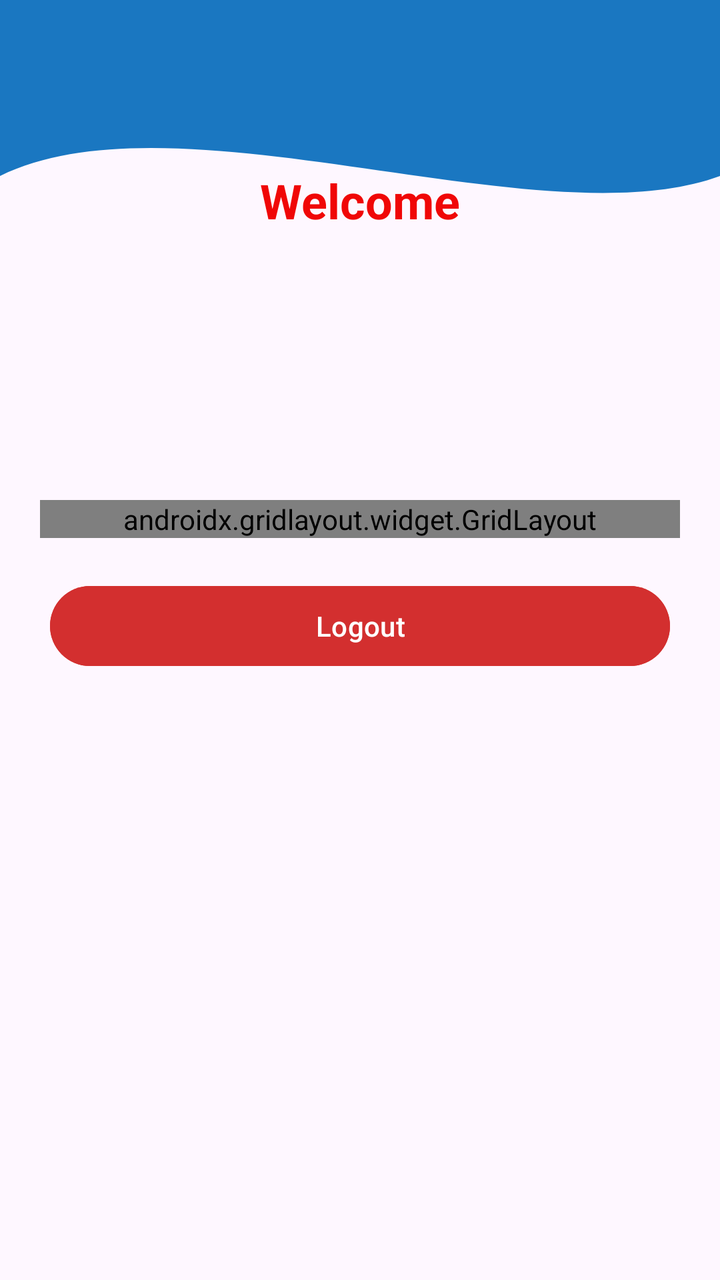
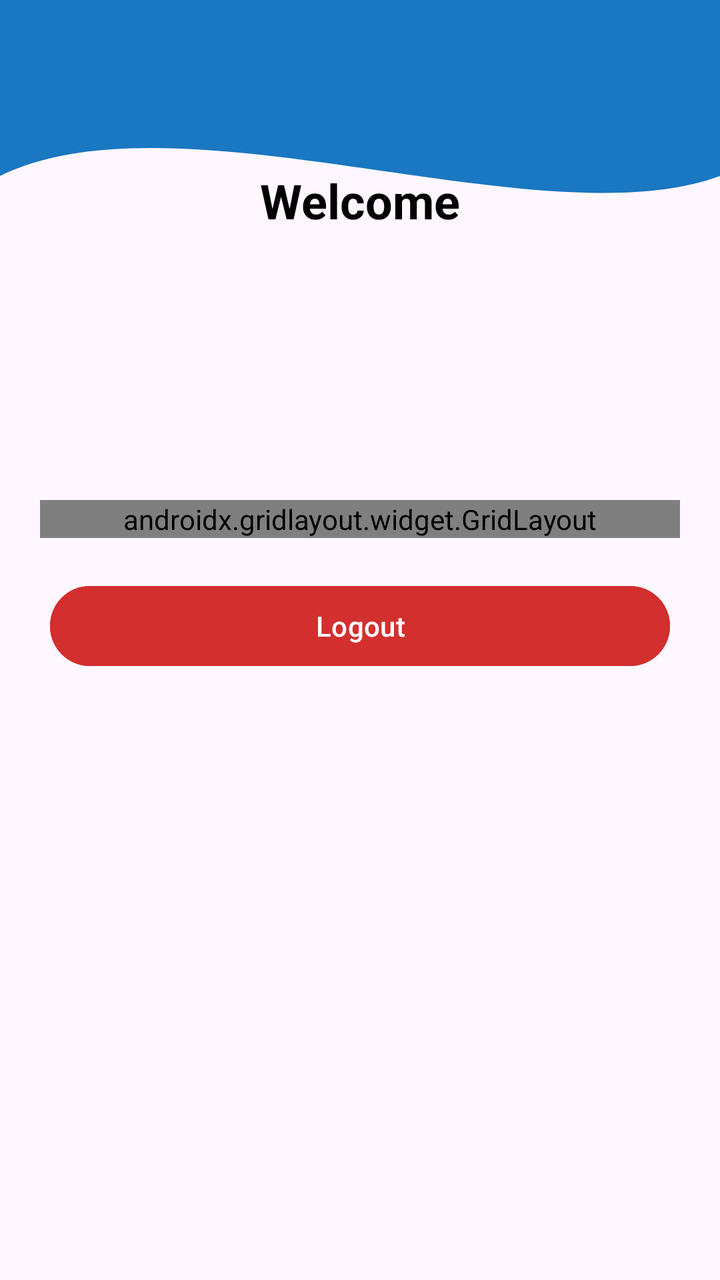

The first picture is an Android layout as it rendered before a commit; the second is the same layout after the commit. The layout source and the unified diff follow.
<!-- AndroidManifest.xml: application theme Theme.Trinaldi -->
<!-- res/layout/fragment_home.xml -->
<?xml version="1.0" encoding="utf-8"?>
<androidx.constraintlayout.widget.ConstraintLayout xmlns:android="http://schemas.android.com/apk/res/android"
    xmlns:app="http://schemas.android.com/apk/res-auto"
    xmlns:tools="http://schemas.android.com/tools"
    android:layout_width="match_parent"
    android:layout_height="match_parent"
    tools:context=".Home.HomeFragment">

    
    <View
        android:id="@+id/background_header"
        android:layout_width="0dp"
        android:layout_height="220dp"
        android:background="@drawable/bg_header_wave"
        app:layout_constraintEnd_toEndOf="parent"
        app:layout_constraintStart_toStartOf="parent"
        app:layout_constraintTop_toTopOf="parent" />

    
    <androidx.appcompat.widget.Toolbar
        android:id="@+id/toolbar"
        android:layout_width="match_parent"
        android:layout_height="?attr/actionBarSize"
        android:background="@color/bg"
        app:layout_constraintEnd_toEndOf="parent"
        app:layout_constraintStart_toStartOf="parent"
        app:layout_constraintTop_toTopOf="parent"
        app:subtitleTextColor="#DC0A0A"
        app:titleTextColor="@color/white" />

    
    <TextView
        android:id="@+id/tvWelcome"
        android:layout_width="wrap_content"
        android:layout_height="wrap_content"
        android:layout_marginTop="20dp"
        android:text="Welcome"
        android:textColor="#F00707"
        android:textSize="24sp"
        android:textStyle="bold"
        app:layout_constraintEnd_toEndOf="parent"
        app:layout_constraintStart_toStartOf="parent"
        app:layout_constraintTop_toBottomOf="@+id/toolbar" />

    
    <androidx.gridlayout.widget.GridLayout
        android:id="@+id/gridMenu"
        android:layout_width="match_parent"
        android:layout_height="wrap_content"
        android:layout_marginHorizontal="20dp"
        android:layout_marginTop="30dp"
        app:columnCount="2"
        app:layout_constraintEnd_toEndOf="parent"
        app:layout_constraintStart_toStartOf="parent"
        app:layout_constraintTop_toBottomOf="@+id/background_header"
        app:useDefaultMargins="true">

        <Button
            android:id="@+id/btnToFourth"
            android:layout_width="0dp"
            android:layout_height="wrap_content"
            android:text="Pertemuan 4"
            app:layout_columnWeight="1"
            app:layout_gravity="fill_horizontal" />

        <Button
            android:id="@+id/btnToFifth"
            android:layout_width="0dp"
            android:layout_height="wrap_content"
            android:text="Pertemuan 5"
            app:layout_columnWeight="1"
            app:layout_gravity="fill_horizontal" />

        <Button
            android:id="@+id/btnToSeventh"
            android:layout_width="0dp"
            android:layout_height="wrap_content"
            android:text="Pertemuan 7"
            app:layout_columnWeight="1"
            app:layout_gravity="fill_horizontal" />

        <Button
            android:id="@+id/btnToTenth"
            android:layout_width="0dp"
            android:layout_height="wrap_content"
            android:text="Pertemuan 10"
            app:layout_columnWeight="1"
            app:layout_gravity="fill_horizontal" />

    </androidx.gridlayout.widget.GridLayout>

    
    <Button
        android:id="@+id/btnLogout"
        android:layout_width="0dp"
        android:layout_height="wrap_content"
        android:layout_marginHorizontal="25dp"
        android:layout_marginTop="20dp"
        android:backgroundTint="#D32F2F"
        android:text="Logout"
        app:layout_constraintEnd_toEndOf="parent"
        app:layout_constraintStart_toStartOf="parent"
        app:layout_constraintTop_toBottomOf="@+id/gridMenu" />

</androidx.constraintlayout.widget.ConstraintLayout>
<!-- resources referenced by this layout -->
<resources>
  <color name="bg">#1A77C1</color>
  <color name="white">#FFFFFFFF</color>
  <!-- drawable bg_header_wave (drawable) -->
  <?xml version="1.0" encoding="utf-8"?>
  <vector xmlns:android="http://schemas.android.com/apk/res/android"
      android:width="100dp"
      android:height="100dp"
      android:viewportWidth="100"
      android:viewportHeight="100">
  
      
      <path
          android:fillColor="@color/bg"
          android:pathData="
              M0,0
              L100,0
              L100,40
              C 75,55
                25,20
                0,40
              Z" />
  </vector>
  <style name="Theme.Trinaldi" parent="Base.Theme.Trinaldi" />
  <style name="Base.Theme.Trinaldi" parent="Theme.Material3.DayNight.NoActionBar">
          
          
      </style>
</resources>

<!-- the commit's change to res/layout/fragment_home.xml (unified diff, before → after) -->
@@ -35,7 +35,7 @@
         android:layout_height="wrap_content"
         android:layout_marginTop="20dp"
         android:text="Welcome"
-        android:textColor="#F00707"
+        android:textColor="@color/black"
         android:textSize="24sp"
         android:textStyle="bold"
         app:layout_constraintEnd_toEndOf="parent"
@@ -87,6 +87,14 @@
             app:layout_columnWeight="1"
             app:layout_gravity="fill_horizontal" />
 
+        <Button
+            android:id="@+id/btnToEleventh"
+            android:layout_width="0dp"
+            android:layout_height="wrap_content"
+            android:text="Pertemuan 11"
+            app:layout_columnWeight="1"
+            app:layout_gravity="fill_horizontal" />
+
     </androidx.gridlayout.widget.GridLayout>
 
     
<!-- resource entries referenced after the edit -->
@@ -1,6 +1,7 @@
 <!-- resources referenced by this layout -->
 <resources>
   <color name="bg">#1A77C1</color>
+  <color name="black">#FF000000</color>
   <color name="white">#FFFFFFFF</color>
   <!-- drawable bg_header_wave (drawable) -->
   <?xml version="1.0" encoding="utf-8"?>
